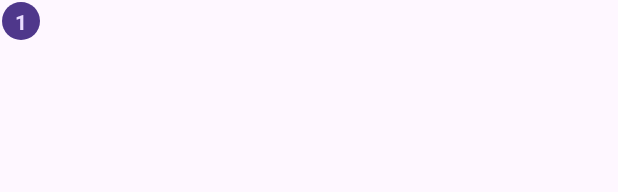
After one commit to harshsingh-io/BodySync, an Android app: the layout item_exercise_status.xml on its own in the app's theme, with its tools: preview values and no code run, on a phone screen of 412 x 824 dp. The commit adds this screen. Shown: the top 192 px of the screen. Run offline under Robolectric (Android 15) with nearby library versions, the phone set to English and light mode, and no system bars.

Commit message:
Added exercise number status setup

```diff
--- /dev/null
+++ b/app/src/main/res/drawable/item_circular_color_gray_background.xml
@@ -0,0 +1,5 @@
+<?xml version="1.0" encoding="utf-8"?>
+<shape xmlns:android="http://schemas.android.com/apk/res/android"
+    android:shape="oval">
+    <solid android:color="@color/primaryContainer_text"></solid>
+</shape>
--- /dev/null
+++ b/app/src/main/res/layout/item_exercise_status.xml
@@ -0,0 +1,15 @@
+<?xml version="1.0" encoding="utf-8"?>
+<TextView xmlns:android="http://schemas.android.com/apk/res/android"
+    xmlns:tools="http://schemas.android.com/tools"
+    android:id="@+id/tvItem"
+    android:layout_width="25dp"
+    android:layout_height="25dp"
+    android:layout_margin="1dp"
+    android:background="@drawable/item_circular_color_gray_background"
+    android:gravity="center"
+    android:padding="3dp"
+    android:textColor="@color/background"
+    android:textSize="14sp"
+    android:textStyle="bold"
+    tools:text="1"
+    />
```
Also changed, not shown: app/src/main/java/com/example/bodysync_workout/ExerciseActivity.kt (+6 -2 lines), app/src/main/res/layout/activity_exercise.xml (+8 -3 lines).
